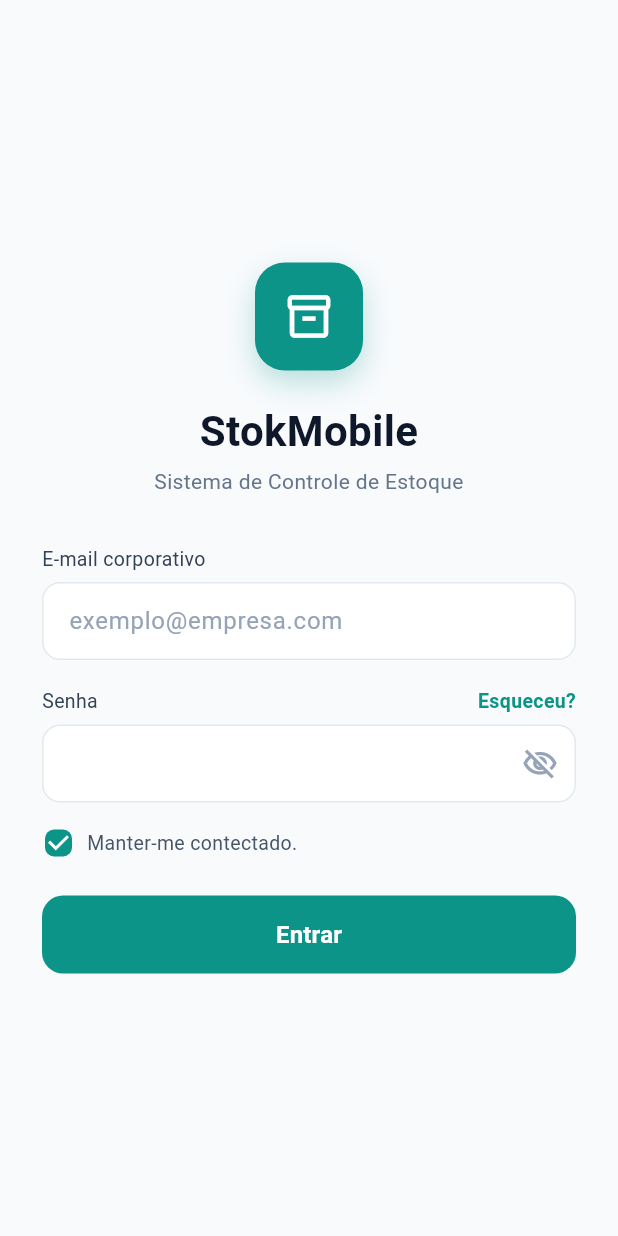
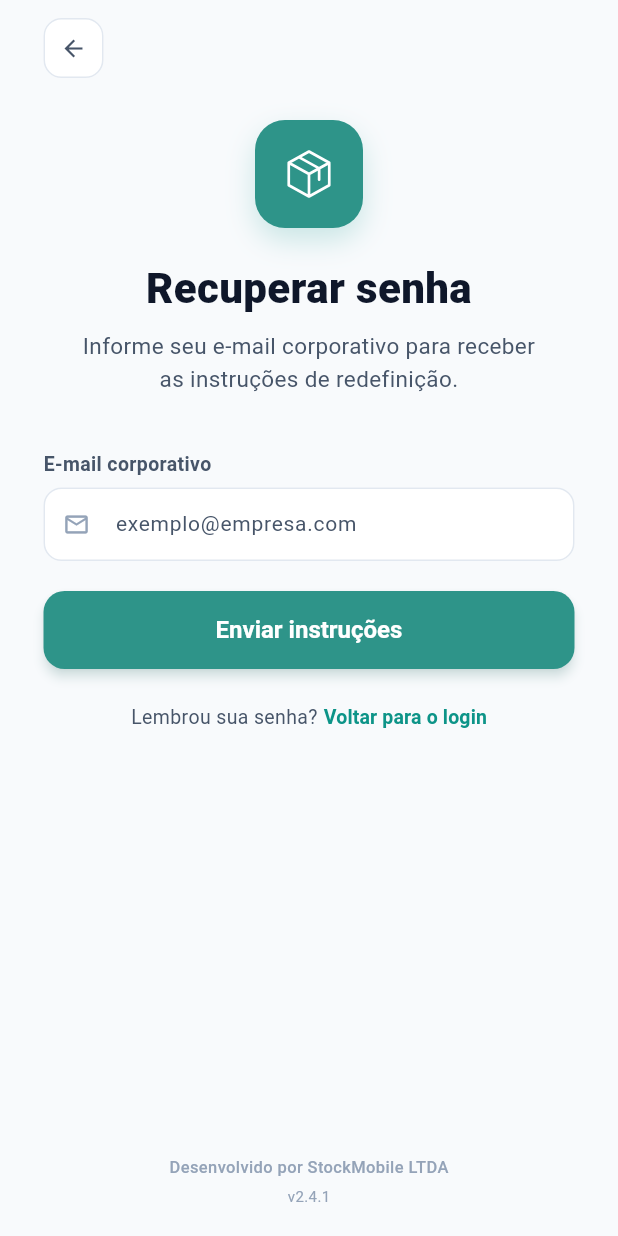
Before and after one commit to soulucianoti2026/StokMobile, a Flutter app: the screen it shows after launch, after a tap on "Esqueceu?", on a phone screen of 412 x 824 dp. Run offline on Flutter 3.47's test engine with Material 3 defaults, Android fonts, the phone set to English and light mode, and no system bars; missing offline and left inert: animated_snack_bar; accounts and stored records are empty.

Commit message:
feature/tela-lostpasswordPage

```diff
--- /dev/null
+++ b/devtools_options.yaml
@@ -0,0 +1,3 @@
+description: This file stores settings for Dart & Flutter DevTools.
+documentation: https://docs.flutter.dev/tools/devtools/extensions#configure-extension-enablement-states
+extensions:
--- /dev/null
+++ b/lib/loginpage/home_page.dart
@@ -0,0 +1,10 @@
+import 'package:flutter/material.dart';
+
+class HomePage extends StatelessWidget {
+  const HomePage({super.key});
+
+  @override
+  Widget build(BuildContext context) {
+    return Container();
+  }
+}
--- a/lib/loginpage/login_page.dart
+++ b/lib/loginpage/login_page.dart
@@ -3,6 +3,7 @@ import 'package:flutter/material.dart';
 import 'package:provider/provider.dart';
 import 'package:stokmobile/homepage/home_page.dart';
 import 'package:stokmobile/loginpage/login_controller.dart';
+import 'package:stokmobile/routes.dart';
 import 'package:stokmobile/shared/app_colors.dart';
 import 'package:stokmobile/shared/exceptions/auth_exception.dart';
 import 'package:stokmobile/shared/widgets/app_check_box.dart';
@@ -80,7 +81,7 @@ class LoginPage extends StatelessWidget {
                           ),
                           GestureDetector(
                             onTap: () {
-                              // Aqui entraria a navegação para tela de recovery
+                              Navigator.pushNamed(context, AppRoutes.lostPassword);
                             },
                             child: Text(
                               'Esqueceu?',
--- /dev/null
+++ b/lib/lostpassword/controllers/lostpassword_controller.dart
@@ -0,0 +1,75 @@
+import 'package:flutter/material.dart';
+
+class LostpasswordController extends ChangeNotifier {
+  LostpasswordController({this.sendInstructions});
+
+  // Conectar ao serviço de recuperação quando a API estiver disponível.
+  final Future<void> Function(String email)? sendInstructions;
+  final emailController = TextEditingController();
+  final formKey = GlobalKey<FormState>();
+  bool _isLoading = false;
+  bool _disposed = false;
+  bool _hasError = false;
+  String? _message;
+
+  bool get isLoading => _isLoading;
+  bool get hasError => _hasError;
+  String? get message => _message;
+
+  String? validateEmail(String? value) {
+    final email = value?.trim() ?? '';
+    if (email.isEmpty) return 'Informe seu e-mail corporativo.';
+    if (!RegExp(r'^[^\s@]+@[^\s@.]+(?:\.[^\s@.]+)+$').hasMatch(email)) {
+      return 'Informe um e-mail válido.';
+    }
+    return null;
+  }
+
+  void clearMessage() {
+    if (_message == null) return;
+    _message = null;
+    _hasError = false;
+    notifyListeners();
+  }
+
+  Future<void> submit() async {
+    if (_disposed || _isLoading) return;
+    clearMessage();
+    if (!(formKey.currentState?.validate() ?? false)) return;
+    final send = sendInstructions;
+    if (send == null) {
+      _hasError = true;
+      _message = 'O serviço de recuperação de senha ainda não está disponível.';
+      notifyListeners();
+      return;
+    }
+    _isLoading = true;
+    notifyListeners();
+    try {
+      await send(emailController.text.trim());
+      if (_disposed) return;
+      _message =
+          'Se o e-mail estiver cadastrado, você receberá as instruções de redefinição.';
+    } catch (_) {
+      if (_disposed) return;
+      _hasError = true;
+      _message = 'Não foi possível enviar as instruções. Tente novamente.';
+    } finally {
+      if (!_disposed) {
+        _isLoading = false;
+        notifyListeners();
+      }
+    }
+  }
+
+  void backToLogin(BuildContext context) {
+    Navigator.of(context).pushNamedAndRemoveUntil('/', (_) => false);
+  }
+
+  @override
+  void dispose() {
+    _disposed = true;
+    emailController.dispose();
+    super.dispose();
+  }
+}
--- /dev/null
+++ b/lib/lostpasswordPage/lostpasword_page.dart
@@ -0,0 +1,360 @@
+import 'package:flutter/material.dart';
+import 'package:provider/provider.dart';
+import 'package:stokmobile/lostpassword/controllers/lostpassword_controller.dart';
+
+const _recoveryTeal = Color(0xFF2E9489);
+
+class LostpaswordPage extends StatelessWidget {
+  const LostpaswordPage({super.key, this.sendInstructions});
+
+  static const String route = '/lost-password';
+  final Future<void> Function(String email)? sendInstructions;
+
+  @override
+  Widget build(BuildContext context) {
+    return ChangeNotifierProvider(
+      create: (_) => LostpasswordController(sendInstructions: sendInstructions),
+      child: const _LostpasswordView(),
+    );
+  }
+}
+
+class _LostpasswordView extends StatelessWidget {
+  const _LostpasswordView();
+
+  @override
+  Widget build(BuildContext context) {
+    final controller = context.watch<LostpasswordController>();
+    return Scaffold(
+      backgroundColor: const Color(0xFFF8FAFC),
+      body: SafeArea(
+        child: LayoutBuilder(
+          builder: (context, constraints) => SingleChildScrollView(
+            child: ConstrainedBox(
+              constraints: BoxConstraints(minHeight: constraints.maxHeight),
+              child: Align(
+                child: Center(
+                  child: Container(
+                    constraints: BoxConstraints(
+                      maxWidth: 402,
+                      minHeight: constraints.maxHeight,
+                    ),
+                    padding: const EdgeInsets.fromLTRB(24, 12, 24, 20),
+                    child: Column(
+                      mainAxisAlignment: MainAxisAlignment.spaceBetween,
+                      crossAxisAlignment: CrossAxisAlignment.stretch,
+                      children: [
+                        Column(
+                          crossAxisAlignment: CrossAxisAlignment.stretch,
+                          children: [
+                            Align(
+                              alignment: Alignment.centerLeft,
+                              child: IconButton.outlined(
+                                tooltip: 'Voltar para o login',
+                                onPressed: () =>
+                                    controller.backToLogin(context),
+                                style: IconButton.styleFrom(
+                                  fixedSize: const Size(40, 40),
+                                  foregroundColor: const Color(0xFF475569),
+                                  padding: EdgeInsets.zero,
+                                  tapTargetSize:
+                                      MaterialTapTargetSize.shrinkWrap,
+                                  backgroundColor: Colors.white,
+                                  side: const BorderSide(
+                                    color: Color(0xFFE2E8F0),
+                                  ),
+                                  shape: RoundedRectangleBorder(
+                                    borderRadius: BorderRadius.circular(12),
+                                  ),
+                                ),
+                                icon: const Icon(Icons.arrow_back, size: 18),
+                                onLongPress: () {
+                                  Navigator.pop(context);
+                                },
+                              ),
+                            ),
+                            const _RecoveryHeader(),
+                            const _RecoveryForm(),
+                          ],
+                        ),
+                        const Padding(
+                          padding: EdgeInsets.only(top: 48),
+                          child: Column(
+                            children: [
+                              Text(
+                                'Desenvolvido por StockMobile LTDA',
+                                style: TextStyle(
+                                  color: Color(0xFF94A3B8),
+                                  fontSize: 11,
+                                  fontWeight: FontWeight.w500,
+                                ),
+                              ),
+                              SizedBox(height: 4),
+                              Text(
+                                'v2.4.1',
+                                style: TextStyle(
+                                  color: Color(0xFF94A3B8),
+                                  fontSize: 10,
+                                ),
+                              ),
+                            ],
+                          ),
+                        ),
+                      ],
+                    ),
+                  ),
+                ),
+              ),
+            ),
+          ),
+        ),
+      ),
+    );
+  }
+}
+
+class _RecoveryForm extends StatelessWidget {
+  const _RecoveryForm();
+
+  @override
+  Widget build(BuildContext context) {
+    final controller = context.watch<LostpasswordController>();
+    return Form(
+      key: controller.formKey,
+      child: Column(
+        crossAxisAlignment: CrossAxisAlignment.stretch,
+        children: [
+          const Text(
+            'E-mail corporativo',
+            style: TextStyle(
+              color: Color(0xFF475569),
+              fontSize: 13,
+              fontWeight: FontWeight.w600,
+            ),
+          ),
+          const SizedBox(height: 6),
+          TextFormField(
+            controller: controller.emailController,
+            validator: controller.validateEmail,
+            enabled: !controller.isLoading,
+            onChanged: (_) => controller.clearMessage(),
+            onFieldSubmitted: (_) => controller.submit(),
+            keyboardType: TextInputType.emailAddress,
+            textInputAction: TextInputAction.done,
+            autofillHints: const [AutofillHints.email],
+            autocorrect: false,
+            textCapitalization: TextCapitalization.none,
+            style: const TextStyle(fontSize: 14, color: Color(0xFF475569)),
+            decoration: InputDecoration(
+              isDense: true,
+              hintStyle: const TextStyle(
+                fontSize: 14,
+                color: Color(0xFF475569),
+              ),
+              hintText: 'exemplo@empresa.com',
+              prefixIcon: const Icon(
+                Icons.mail_outline,
+                size: 18,
+                color: Color(0xFF94A3B8),
+              ),
+              prefixIconConstraints: const BoxConstraints(
+                minWidth: 44,
+                minHeight: 48,
+              ),
+              filled: true,
+              fillColor: Colors.white,
+              contentPadding: const EdgeInsets.symmetric(
+                horizontal: 16,
+                vertical: 14,
+              ),
+              border: OutlineInputBorder(
+                borderRadius: BorderRadius.circular(12),
+              ),
+              enabledBorder: OutlineInputBorder(
+                borderRadius: BorderRadius.circular(12),
+                borderSide: const BorderSide(color: Color(0xFFE2E8F0)),
+              ),
+              focusedBorder: OutlineInputBorder(
+                borderRadius: BorderRadius.circular(12),
+                borderSide: const BorderSide(color: _recoveryTeal),
+              ),
+            ),
+          ),
+          const SizedBox(height: 20),
+          SizedBox(
+            height: 52,
+            child: ElevatedButton(
+              onPressed: controller.isLoading ? null : controller.submit,
+              style: ElevatedButton.styleFrom(
+                backgroundColor: _recoveryTeal,
+                foregroundColor: Colors.white,
+                surfaceTintColor: Colors.transparent,
+                shadowColor: const Color(0x552E9489),
+                elevation: 3,
+                shape: RoundedRectangleBorder(
+                  borderRadius: BorderRadius.circular(14),
+                ),
+                textStyle: const TextStyle(
+                  fontSize: 16,
+                  fontWeight: FontWeight.w700,
+                ),
+              ),
+              child: controller.isLoading
+                  ? const SizedBox(
+                      width: 22,
+                      height: 22,
+                      child: CircularProgressIndicator(
+                        strokeWidth: 2.5,
+                        color: Colors.white,
+                      ),
+                    )
+                  : const Text('Enviar instruções'),
+            ),
+          ),
+          if (controller.message != null)
+            Padding(
+              padding: const EdgeInsets.only(top: 16),
+              child: Semantics(
+                liveRegion: true,
+                child: Text(
+                  controller.message!,
+                  textAlign: TextAlign.center,
+                  style: TextStyle(
+                    color: controller.hasError
+                        ? Theme.of(context).colorScheme.error
+                        : const Color(0xFF0D9488),
+                  ),
+                ),
+              ),
+            ),
+          const SizedBox(height: 12),
+          Wrap(
+            spacing: 4,
+            alignment: WrapAlignment.center,
+            crossAxisAlignment: WrapCrossAlignment.center,
+            children: [
+              const Text(
+                'Lembrou sua senha?',
+                style: TextStyle(fontSize: 13, color: Color(0xFF475569)),
+              ),
+              TextButton(
+                style: TextButton.styleFrom(
+                  padding: EdgeInsets.zero,
+                  minimumSize: const Size(0, 40),
+                  tapTargetSize: MaterialTapTargetSize.shrinkWrap,
+                ),
+                onPressed: () => controller.backToLogin(context),
+                child: const Text(
+                  'Voltar para o login',
+                  style: TextStyle(
+                    fontSize: 13,
+                    fontWeight: FontWeight.w600,
+                    color: Color(0xFF0D9488),
+                  ),
+                ),
+              ),
+            ],
+          ),
+        ],
+      ),
+    );
+  }
+}
+
+class _RecoveryHeader extends StatelessWidget {
+  const _RecoveryHeader();
+
+  @override
+  Widget build(BuildContext context) {
+    return Padding(
+      padding: const EdgeInsets.only(top: 28, bottom: 36),
+      child: Column(
+        children: [
+          Container(
+            width: 72,
+            height: 72,
+            decoration: BoxDecoration(
+              color: _recoveryTeal,
+              borderRadius: BorderRadius.circular(20),
+              boxShadow: const [
+                BoxShadow(
+                  color: Color(0x330D9488),
+                  blurRadius: 16,
+                  offset: Offset(0, 8),
+                ),
+              ],
+            ),
+            child: const Center(
+              child: CustomPaint(
+                size: Size(36, 36),
+                painter: _PackageIconPainter(),
+              ),
+            ),
+          ),
+          const SizedBox(height: 20),
+          const Text(
+            'Recuperar senha',
+            textAlign: TextAlign.center,
+            style: TextStyle(
+              color: Color(0xFF0F172A),
+              fontSize: 28,
+              fontWeight: FontWeight.w800,
+            ),
+          ),
+          const SizedBox(height: 8),
+          const SizedBox(
+            width: 320,
+            child: Text(
+              'Informe seu e-mail corporativo para receber as instruções de redefinição.',
+              textAlign: TextAlign.center,
+              style: TextStyle(
+                color: Color(0xFF475569),
+                fontSize: 15,
+                height: 1.45,
+              ),
+            ),
+          ),
+        ],
+      ),
+    );
+  }
+}
+
+class _PackageIconPainter extends CustomPainter {
+  const _PackageIconPainter();
+
+  @override
+  void paint(Canvas canvas, Size size) {
+    final paint = Paint()
+      ..color = Colors.white
+      ..style = PaintingStyle.stroke
+      ..strokeWidth = 1.8
+      ..strokeJoin = StrokeJoin.round
+      ..strokeCap = StrokeCap.round;
+    canvas.save();
+    canvas.scale(size.width / 36, size.height / 36);
+    canvas.drawPath(
+      Path()
+        ..moveTo(18, 3)
+        ..lineTo(31.5, 10.5)
+        ..lineTo(31.5, 25.5)
+        ..lineTo(18, 33)
+        ..lineTo(4.5, 25.5)
+        ..lineTo(4.5, 10.5)
+        ..close()
+        ..moveTo(4.5, 10.5)
+        ..lineTo(18, 18)
+        ..lineTo(31.5, 10.5)
+        ..moveTo(18, 18)
+        ..lineTo(18, 33)
+        ..moveTo(11.25, 6.75)
+        ..lineTo(24.75, 14.25)
+        ..lineTo(24.75, 21.75),
+      paint,
+    );
+    canvas.restore();
+  }
+
+  @override
+  bool shouldRepaint(covariant _PackageIconPainter oldDelegate) => false;
+}
--- a/lib/routes.dart
+++ b/lib/routes.dart
@@ -1,13 +1,16 @@
 import 'package:flutter/material.dart';
 import 'package:stokmobile/homepage/home_page.dart';
 import 'package:stokmobile/loginpage/login_page.dart';
+import 'package:stokmobile/lostpasswordPage/lostpasword_page.dart';
 
 abstract final class AppRoutes {
   static const login = '/';
   static const home = '/home';
+  static const lostPassword = '/lost-password';
 
   static final Map<String, WidgetBuilder> routes = {
     login: (_) => const LoginPage(),
     home: (_) => const HomePage(),
+    lostPassword: (_) => const LostpaswordPage(),
   };
 }
```
Also changed, not shown: lib/loginpage/homepage.dart (deleted), 1 other file.
